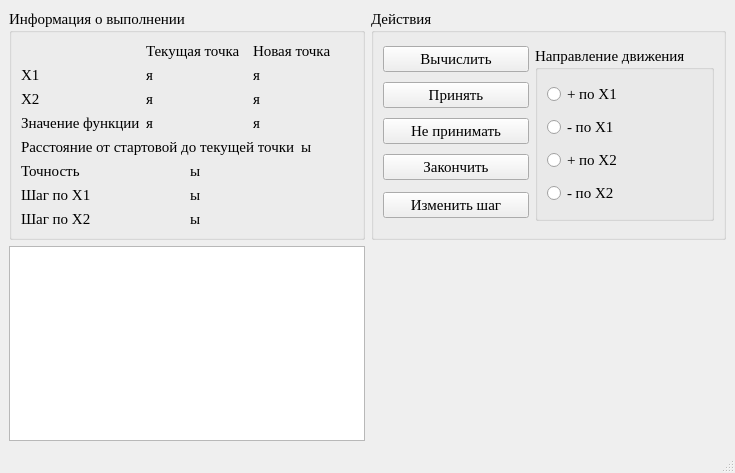
Qt form optimizationmethods/ui/CWdescent_fixwindow.ui (Eliminationzx/optimizationmethods) before a commit.
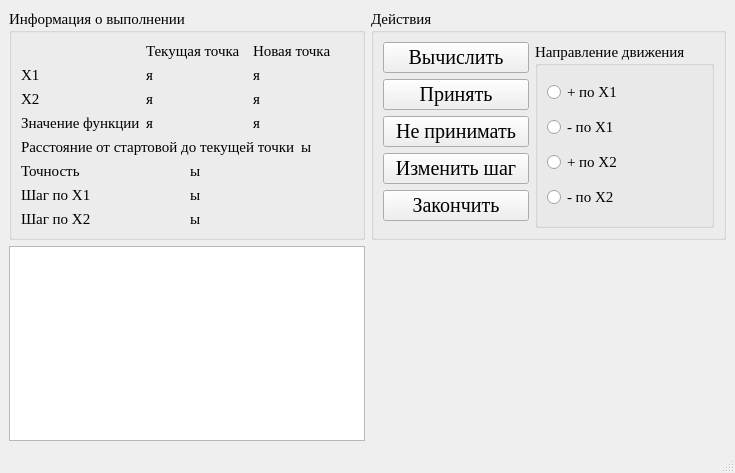
The same form after that commit.

Commit message: optimizationmethods: поправил форму - пошёл договариваться с другими.

Diff of the .ui file:
```diff
--- a/optimizationmethods/ui/CWdescent_fixwindow.ui
+++ b/optimizationmethods/ui/CWdescent_fixwindow.ui
@@ -183,12 +183,17 @@
       <layout class="QGridLayout" name="gridLayout">
        <item row="0" column="0">
         <widget class="QPushButton" name="calculate_bt">
+         <property name="font">
+          <font>
+           <pointsize>15</pointsize>
+          </font>
+         </property>
          <property name="text">
           <string>Вычислить</string>
          </property>
         </widget>
        </item>
-       <item row="0" column="1" rowspan="5">
+       <item row="0" column="1" rowspan="6">
         <widget class="QGroupBox" name="groupBox">
          <property name="title">
           <string>Направление движения</string>
@@ -227,6 +232,11 @@
        </item>
        <item row="1" column="0">
         <widget class="QPushButton" name="accept_bt">
+         <property name="font">
+          <font>
+           <pointsize>15</pointsize>
+          </font>
+         </property>
          <property name="text">
           <string>Принять</string>
          </property>
@@ -234,20 +244,35 @@
        </item>
        <item row="2" column="0">
         <widget class="QPushButton" name="not_accept_bt">
+         <property name="font">
+          <font>
+           <pointsize>15</pointsize>
+          </font>
+         </property>
          <property name="text">
           <string>Не принимать</string>
          </property>
         </widget>
        </item>
-       <item row="3" column="0">
+       <item row="4" column="0">
         <widget class="QPushButton" name="end_bt">
+         <property name="font">
+          <font>
+           <pointsize>15</pointsize>
+          </font>
+         </property>
          <property name="text">
           <string>Закончить</string>
          </property>
         </widget>
        </item>
-       <item row="4" column="0">
+       <item row="3" column="0">
         <widget class="QPushButton" name="change_step_bt">
+         <property name="font">
+          <font>
+           <pointsize>15</pointsize>
+          </font>
+         </property>
          <property name="text">
           <string>Изменить шаг</string>
          </property>
```
Left out of the diff: 2 changed lines with no effect on the pictures.
